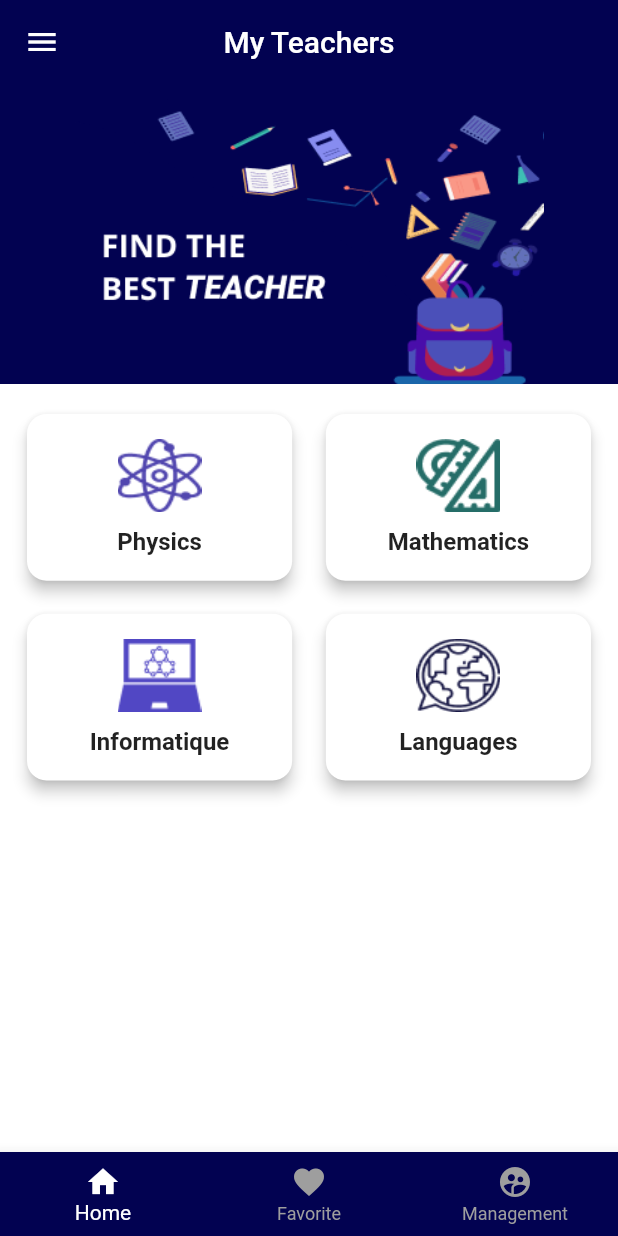
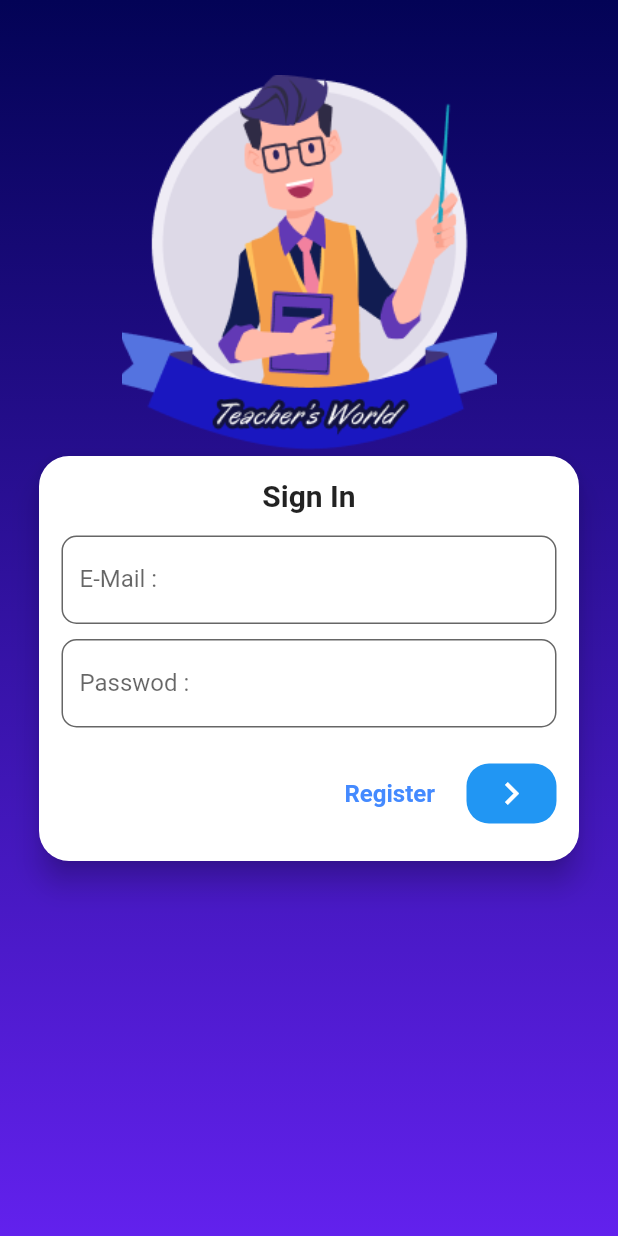
Before and after one commit to ahmedezzaouia/find_teachers, a Flutter app: the screen it shows after launch, on a phone screen of 412 x 824 dp. Run offline on Flutter 3.47's test engine with Material 2 defaults, Android fonts, the phone set to English and light mode, and no system bars.

Commit message:
add authenticate(signup && signin with email/password) and circular_progress

```diff
--- a/lib/main.dart
+++ b/lib/main.dart
@@ -1,12 +1,14 @@
 import 'package:flutter/material.dart';
-import 'package:maroc_teachers/screens/favorite_teachers_screen.dart';
-import 'package:maroc_teachers/screens/teacher_management_screen.dart';
+import './screens/subjects_screen.dart';
+import './screens/auth_screen.dart';
+import './screens/favorite_teachers_screen.dart';
+import './screens/teacher_management_screen.dart';
 import './providers/teacher_provider.dart';
 import './screens/edit_teacher_screen.dart';
-import './screens/subjects_screen.dart';
 import './screens/teacher_detail_screem.dart';
 import 'package:provider/provider.dart';
 import './screens/teachers_overview_screen.dart';
+import 'package:maroc_teachers/providers/auth.dart';
 
 void main() {
   runApp(MyApp());
@@ -19,23 +21,30 @@ class MyApp extends StatelessWidget {
     return MultiProvider(
       providers: [
         ChangeNotifierProvider.value(value: TeacherProvider()),
+        ChangeNotifierProvider.value(value: Auth())
       ],
-      child: MaterialApp(
-        title: 'Flutter Demo',
+      child: Consumer<Auth>(
+        builder: (ctx, auth, _) => MaterialApp(
+          title: 'maroc teachers',
           debugShowCheckedModeBanner: false,
           theme: ThemeData(
             primarySwatch: Colors.blue,
             scaffoldBackgroundColor: Color(0xFF020251),
             visualDensity: VisualDensity.adaptivePlatformDensity,
           ),
-        home: SubjectsScreen(),
+          home: auth.isAuth ? SubjectsScreen() : AuthScreen(),
           routes: {
-          TeachersOverviewScreen.routeNamed: (ctx) => TeachersOverviewScreen(),
-          TeacherDetaillScreen.routeNamed: (ctx) => TeacherDetaillScreen(),
-          EditTeacherScreen.routeNamed: (ctx) => EditTeacherScreen(),
-          FavoriteTeachersScreen.routeNamed: (ctx) => FavoriteTeachersScreen(),
-          TeacherManagementScreen.routeNamed: (ctx) => TeacherManagementScreen()
+            TeachersOverviewScreen.routeNamed: (context) =>
+                TeachersOverviewScreen(),
+            TeacherDetaillScreen.routeNamed: (context) =>
+                TeacherDetaillScreen(),
+            EditTeacherScreen.routeNamed: (context) => EditTeacherScreen(),
+            FavoriteTeachersScreen.routeNamed: (context) =>
+                FavoriteTeachersScreen(),
+            TeacherManagementScreen.routeNamed: (context) =>
+                TeacherManagementScreen(),
           },
+        ),
       ),
     );
   }
--- /dev/null
+++ b/lib/providers/auth.dart
@@ -0,0 +1,66 @@
+import 'dart:convert';
+
+import 'package:flutter/cupertino.dart';
+import 'package:http/http.dart' as http;
+import 'package:maroc_teachers/http_exceptions/http_exception.dart';
+
+class Auth with ChangeNotifier {
+  String _token;
+  String _userId;
+  DateTime _expiryDate;
+
+  bool get isAuth {
+    return token != null;
+  }
+
+  String get token {
+    if (_token != null &&
+        _expiryDate != null &&
+        _expiryDate.isAfter(DateTime.now())) {
+      return _token;
+    }
+    return null;
+  }
+
+//authenticat method
+  Future<void> _authenticate(
+      String urlSegment, String email, String password) async {
+    try {
+      final url =
+          'https://identitytoolkit.googleapis.com/v1/accounts:$urlSegment?key=AIzaSyADYq2fSjdf9j2oeBHum5lm4mcvcgGmXXw';
+
+      http.Response response = await http.post(
+        url,
+        body: jsonEncode(
+          {
+            'email': email,
+            'password': password,
+            'returnSecureToken': true,
+          },
+        ),
+      );
+      var responseData = jsonDecode(response.body);
+      print(responseData);
+      if (responseData['error'] != null) {
+        throw HttpException(responseData['error']['message']);
+      }
+      _token = responseData['idToken'];
+      _userId = responseData['localId'];
+      _expiryDate = DateTime.now()
+          .add(Duration(seconds: int.parse(responseData['expiresIn'])));
+      notifyListeners();
+    } catch (error) {
+      throw error;
+    }
+  }
+
+//register method
+  Future<void> signUp(String email, String password) async {
+    await _authenticate('signUp', email, password);
+  }
+
+// login method
+  Future<void> login(String email, String password) async {
+    await _authenticate('signInWithPassword', email, password);
+  }
+}
--- /dev/null
+++ b/lib/screens/auth_screen.dart
@@ -0,0 +1,269 @@
+import 'package:flutter/material.dart';
+import 'package:maroc_teachers/http_exceptions/http_exception.dart';
+import 'package:provider/provider.dart';
+import 'package:maroc_teachers/providers/auth.dart';
+
+enum AuthMode { Signup, Login }
+
+class AuthScreen extends StatefulWidget {
+  static const routeNamed = '/auth';
+  @override
+  _AuthScreenState createState() => _AuthScreenState();
+}
+
+class _AuthScreenState extends State<AuthScreen> {
+  @override
+  Widget build(BuildContext context) {
+    final deviceSize = MediaQuery.of(context).size;
+    return Scaffold(
+      body: Stack(
+        children: <Widget>[
+          Container(
+            height: deviceSize.height,
+            width: deviceSize.width,
+            decoration: BoxDecoration(
+              gradient: LinearGradient(
+                colors: [Color(0xFF030356), Color(0xFF6221ED)],
+                begin: Alignment.topCenter,
+                end: Alignment.bottomCenter,
+                stops: [0, 1],
+              ),
+            ),
+          ),
+          SingleChildScrollView(
+            child: Container(
+              padding: EdgeInsets.symmetric(horizontal: 10, vertical: 50),
+              height: deviceSize.height,
+              width: deviceSize.width,
+              child: Column(
+                children: <Widget>[
+                  Image.asset(
+                    'assets/intro_auth.png',
+                    height: 250,
+                    width: 250,
+                    fit: BoxFit.cover,
+                  ),
+                  Flexible(
+                    child: AuthCard(),
+                  )
+                ],
+              ),
+            ),
+          ),
+        ],
+      ),
+    );
+  }
+}
+
+class AuthCard extends StatefulWidget {
+  @override
+  _AuthCardState createState() => _AuthCardState();
+}
+
+class _AuthCardState extends State<AuthCard> {
+  final _formKey = GlobalKey<FormState>();
+  AuthMode _authMode = AuthMode.Login;
+  final _passwordController = TextEditingController();
+  Map<String, String> _authdata = {
+    'Email': '',
+    'Password': '',
+  };
+  bool isloading = false;
+  void _switchMode() {
+    setState(() {
+      if (_authMode == AuthMode.Login) {
+        _authMode = AuthMode.Signup;
+      } else {
+        _authMode = AuthMode.Login;
+      }
+    });
+  }
+
+  Future _showMessageDialog(String errorMessage) {
+    return showDialog(
+      context: context,
+      builder: (ctx) => AlertDialog(
+        title: Text('An error occurred!'),
+        content: Text(errorMessage),
+        actions: <Widget>[
+          FlatButton(
+              child: Text('okey'),
+              onPressed: () {
+                Navigator.of(ctx).pop();
+              }),
+        ],
+      ),
+    );
+  }
+
+  void _submit() async {
+    final isValide = _formKey.currentState.validate();
+    if (!isValide) {
+      return;
+    }
+    setState(() {
+      isloading = true;
+    });
+    _formKey.currentState.save();
+    try {
+      if (_authMode == AuthMode.Login) {
+        await Provider.of<Auth>(context, listen: false)
+            .login(_authdata['Email'], _authdata['Password']);
+      } else {
+        await Provider.of<Auth>(context, listen: false)
+            .signUp(_authdata['Email'], _authdata['Password']);
+      }
+    } on HttpException catch (error) {
+      var errorMessage = 'authenticate failed';
+      if (error.toString().contains('EMAIL_EXISTS')) {
+        errorMessage = 'This email address is already in use.';
+      } else if (error.toString().contains('INVALID_EMAIL')) {
+        errorMessage = 'This is not a valid email address';
+      } else if (error.toString().contains('WEAK_PASSWORD')) {
+        errorMessage = 'This password is too weak.';
+      } else if (error.toString().contains('EMAIL_NOT_FOUND')) {
+        errorMessage = 'Could not find a user with that email.';
+      } else if (error.toString().contains('INVALID_PASSWORD')) {
+        errorMessage = 'Invalid password.';
+      }
+      _showMessageDialog(errorMessage);
+    } catch (error) {
+      var errorMessage = 'could not authenticate you, please try again.';
+      _showMessageDialog(errorMessage);
+    }
+    setState(() {
+      isloading = false;
+    });
+  }
+
+  @override
+  Widget build(BuildContext context) {
+    return Card(
+      shape: RoundedRectangleBorder(borderRadius: BorderRadius.circular(20)),
+      elevation: 8.0,
+      child: Container(
+        height: _authMode == AuthMode.Login ? 270 : 320,
+        width: 360,
+        child: Form(
+          key: _formKey,
+          child: isloading
+              ? Center(child: CircularProgressIndicator())
+              : ListView(
+                  padding: EdgeInsets.symmetric(horizontal: 15, vertical: 15),
+                  children: <Widget>[
+                    Text(
+                      _authMode == AuthMode.Login ? 'Sign In' : 'Register',
+                      textAlign: TextAlign.center,
+                      style:
+                          TextStyle(fontSize: 20, fontWeight: FontWeight.bold),
+                    ),
+                    SizedBox(height: 15),
+                    TextFormField(
+                      decoration: InputDecoration(
+                        labelText: 'E-Mail :',
+                        fillColor: Colors.white,
+                        filled: true,
+                        border: OutlineInputBorder(
+                            borderRadius: BorderRadius.circular(10)),
+                      ),
+                      keyboardType: TextInputType.emailAddress,
+                      validator: (value) {
+                        if (value.isEmpty || !value.contains('@')) {
+                          return 'Invalid email';
+                        }
+                        return null;
+                      },
+                      onSaved: (value) {
+                        _authdata['Email'] = value;
+                      },
+                    ),
+                    SizedBox(height: 10),
+                    TextFormField(
+                      controller: _passwordController,
+                      decoration: InputDecoration(
+                        labelText: 'Passwod :',
+                        fillColor: Colors.white,
+                        filled: true,
+                        border: OutlineInputBorder(
+                            borderRadius: BorderRadius.circular(10)),
+                      ),
+                      obscureText: true,
+                      validator: (value) {
+                        if (value.isEmpty) {
+                          return 'should enter a password';
+                        }
+                        if (value.length < 6) {
+                          return 'password is too short';
+                        }
+                        return null;
+                      },
+                      onSaved: (value) {
+                        _authdata['Password'] = value;
+                      },
+                    ),
+                    SizedBox(height: 10),
+                    _authMode == AuthMode.Login
+                        ? Container()
+                        : TextFormField(
+                            decoration: InputDecoration(
+                              labelText: 'Confirme Password :',
+                              fillColor: Colors.white,
+                              filled: true,
+                              border: OutlineInputBorder(
+                                  borderRadius: BorderRadius.circular(10)),
+                            ),
+                            obscureText: true,
+                            validator: (value) {
+                              if (value.isEmpty) {
+                                return 'empty field';
+                              }
+                              if (value != _passwordController.text) {
+                                return 'password do not match .';
+                              }
+                              return null;
+                            },
+                          ),
+                    SizedBox(height: 10),
+                    Row(
+                      mainAxisAlignment: MainAxisAlignment.end,
+                      children: <Widget>[
+                        FlatButton(
+                          child: Text(
+                            _authMode == AuthMode.Login
+                                ? 'Register'
+                                : 'Sign In',
+                            textAlign: TextAlign.center,
+                            style: TextStyle(
+                                fontSize: 16,
+                                fontWeight: FontWeight.w600,
+                                color: Colors.blueAccent),
+                          ),
+                          onPressed: () {
+                            _switchMode();
+                          },
+                        ),
+                        SizedBox(width: 5),
+                        GestureDetector(
+                          onTap: () {
+                            _submit();
+                          },
+                          child: Container(
+                            height: 40,
+                            width: 60,
+                            decoration: BoxDecoration(
+                                color: Colors.blue,
+                                borderRadius: BorderRadius.circular(15)),
+                            child: Icon(Icons.navigate_next,
+                                size: 30, color: Colors.white),
+                          ),
+                        ),
+                      ],
+                    )
+                  ],
+                ),
+        ),
+      ),
+    );
+  }
+}
--- a/lib/screens/edit_teacher_screen.dart
+++ b/lib/screens/edit_teacher_screen.dart
@@ -4,7 +4,7 @@ import 'package:maroc_teachers/providers/teacher_provider.dart';
 import 'package:provider/provider.dart';
 
 class EditTeacherScreen extends StatefulWidget {
-  static const routeNamed = 'edit-teacher';
+  static const routeNamed = '/edit-teacher';
 
   @override
   _EditTeacherScreenState createState() => _EditTeacherScreenState();
--- a/lib/screens/favorite_teachers_screen.dart
+++ b/lib/screens/favorite_teachers_screen.dart
@@ -6,7 +6,7 @@ import '../widgets/favorite_item.dart';
 import 'package:provider/provider.dart';
 
 class FavoriteTeachersScreen extends StatefulWidget {
-  static const routeNamed = 'favorite-teacher';
+  static const routeNamed = '/favorite-teacher';
 
   @override
   _FavoriteTeachersScreenState createState() => _FavoriteTeachersScreenState();
--- a/lib/screens/teacher_detail_screem.dart
+++ b/lib/screens/teacher_detail_screem.dart
@@ -4,7 +4,7 @@ import 'package:maroc_teachers/providers/teacher_provider.dart';
 import 'package:provider/provider.dart';
 
 class TeacherDetaillScreen extends StatelessWidget {
-  static const routeNamed = 'teacher-detaill';
+  static const routeNamed = '/teacher-detaill';
 
   @override
   Widget build(BuildContext context) {
--- a/lib/screens/teacher_management_screen.dart
+++ b/lib/screens/teacher_management_screen.dart
@@ -6,7 +6,7 @@ import '../widgets/teacher_management_item.dart';
 import 'package:provider/provider.dart';
 
 class TeacherManagementScreen extends StatelessWidget {
-  static const routeNamed = 'teacher-management';
+  static const routeNamed = '/teacher-management';
   @override
   Widget build(BuildContext context) {
     print('Teacher managment screen build');
--- a/lib/screens/teachers_overview_screen.dart
+++ b/lib/screens/teachers_overview_screen.dart
@@ -5,7 +5,7 @@ import '../providers/teacher_provider.dart';
 import 'package:provider/provider.dart';
 
 class TeachersOverviewScreen extends StatefulWidget {
-  static const routeNamed = 'teachers-overview';
+  static const routeNamed = '/teachers-overview';
 
   @override
   _TeachersOverviewScreenState createState() => _TeachersOverviewScreenState();
@@ -67,10 +67,10 @@ class _TeachersOverviewScreenState extends State<TeachersOverviewScreen> {
                           itemCount: teach.findByCategory(categoryName).length,
                           itemBuilder: (BuildContext context, int index) =>
                               ChangeNotifierProvider.value(
-                                    value: teach.findByCategory(categoryName)[index],
+                                  value:
+                                      teach.findByCategory(categoryName)[index],
                                   child: TeacherItem()),
                         ),
-
                 ),
               ),
             )
--- a/pubspec.yaml
+++ b/pubspec.yaml
@@ -31,7 +31,7 @@ dependencies:
 
   # The following adds the Cupertino Icons font to your application.
   # Use with the CupertinoIcons class for iOS style icons.
-  cupertino_icons: ^0.1.3
+  cupertino_icons: ^0.1.2
   provider: ^4.1.0
   http: ^0.12.1
 
```
Also changed, not shown: assets/intro_auth.png (added), 1 other file. Lines whose indentation alone changed are shown as unchanged.
